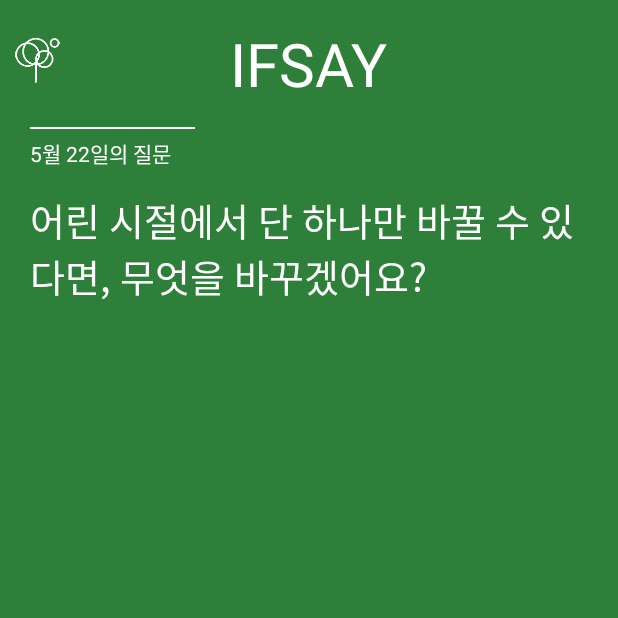
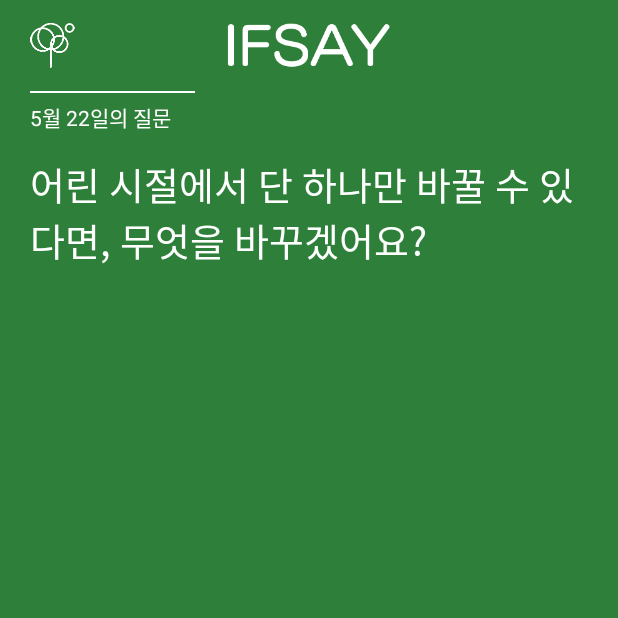
Before and after one commit to sungjunyoung/IFSay, an Android app: the IfsayActivity screen opened directly, with no data from a screen before it, on a phone screen of 412 x 824 dp, the top half of it. Run offline under Robolectric (Android 15) with nearby library versions, the phone set to English and light mode, and no system bars; libraries missing offline, so code that uses them is left out: io.realm; 6 statements that could not run were skipped.

Commit message:
김결인성쓰레기

```diff
--- a/app/src/main/res/layout/activity_ifsay.xml
+++ b/app/src/main/res/layout/activity_ifsay.xml
@@ -11,20 +11,19 @@
     <RelativeLayout
         android:layout_width="match_parent"
         android:layout_height="wrap_content">
+
         <ImageView
-            android:layout_marginLeft="10dp"
-            android:layout_marginTop="10dp"
             android:id="@+id/main_go_btn"
             android:layout_width="30dp"
             android:layout_height="30dp"
-            android:src="@drawable/white_tree"/>
-        <TextView
+            android:layout_marginLeft="20dp"
+            android:src="@drawable/white_tree" />
+
+        <ImageView
             android:layout_width="wrap_content"
-            android:layout_height="wrap_content"
+            android:layout_height="30dp"
             android:layout_centerHorizontal="true"
-            android:text="@string/app_name"
-            android:textColor="#fff"
-            android:textSize="40sp" />
+            android:src="@drawable/ifsay" />
     </RelativeLayout>
 
     <View
@@ -39,8 +38,8 @@
         android:layout_width="wrap_content"
         android:layout_height="wrap_content"
         android:layout_marginLeft="20dp"
+        android:layout_marginTop="5dp"
         android:text="5월 22일의 질문"
-        android:layout_marginTop="5dp"
         android:textColor="#fff"
         android:textSize="14sp" />
 
--- a/app/src/main/res/layout/activity_myifsaycolum.xml
+++ b/app/src/main/res/layout/activity_myifsaycolum.xml
@@ -44,7 +44,7 @@
             android:layout_width="wrap_content"
             android:layout_height="wrap_content"
             android:layout_alignLeft="@id/ifsay_logo"
-            android:text="+99"
+            android:text="99+"
             android:textColor="#4f534f" />
 
         <ImageView
@@ -61,7 +61,7 @@
             android:layout_width="wrap_content"
             android:layout_height="wrap_content"
             android:layout_alignLeft="@id/ifsay_comment"
-            android:text="+99"
+            android:text="99+"
             android:textColor="#4f534f" />
     </LinearLayout>
 </LinearLayout>
```
Also changed, not shown: app/src/main/java/com/flamerestaurant/ifsay/SplashActivity.java (+4 -4 lines), app/src/main/res/layout/activity_question.xml (+3 -5 lines), app/src/main/res/drawable-xxhdpi/ifsay.png (added).
